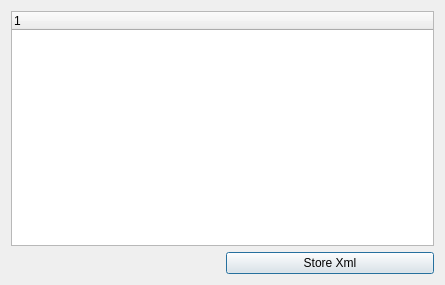
Old version of the form scripts/blurdeform/ui/storeXml.ui in the repository blurstudio/blurdeform.
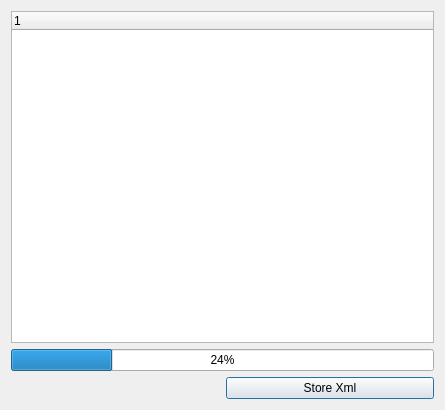
New version of the form. Custom widgets are drawn as their Qt base class.

```diff
--- a/scripts/blurdeform/ui/storeXml.ui
+++ b/scripts/blurdeform/ui/storeXml.ui
@@ -7,7 +7,7 @@
     <x>0</x>
     <y>0</y>
     <width>445</width>
-    <height>285</height>
+    <height>410</height>
    </rect>
   </property>
   <property name="windowTitle">
@@ -26,8 +26,15 @@
      </column>
     </widget>
    </item>
-   <item row="1" column="0">
-    <widget class="FilePickerWidget" name="uiXmlStoreFile">
+   <item row="1" column="0" colspan="2">
+    <widget class="QProgressBar" name="progressBar">
+     <property name="value">
+      <number>24</number>
+     </property>
+    </widget>
+   </item>
+   <item row="2" column="0">
+    <widget class="FilePickerWidget" name="uiXmlStoreFile" native="true">
      <property name="pyCaption" stdset="0">
       <string>Store xml...</string>
      </property>
@@ -42,7 +49,7 @@
      </property>
     </widget>
    </item>
-   <item row="1" column="1">
+   <item row="2" column="1">
     <widget class="QPushButton" name="uiDoStoreBTN">
      <property name="text">
       <string>Store Xml</string>
```
Left out of the diff: 3 changed lines with no effect on the pictures.
